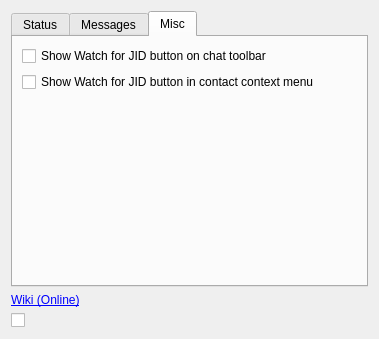
psi-im/plugins, file generic/watcherplugin/options.ui: the form before one commit.
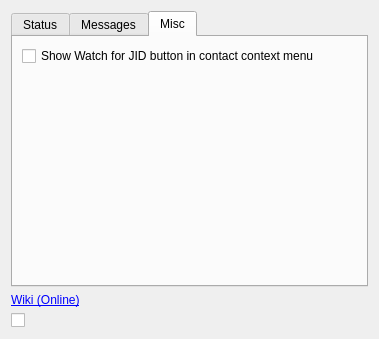
The form after the commit. The open tabs and pages were chosen to show the change. Custom widgets are drawn as their Qt base class.

Commit message:
[watcher] dropped show no chat toolbar option
Now there is a way to setup chat toolbar.
That option has no any sense anymore.

What changed in the file:
```diff
--- a/generic/watcherplugin/options.ui
+++ b/generic/watcherplugin/options.ui
@@ -169,13 +169,6 @@
        <string>Misc</string>
       </attribute>
       <layout class="QVBoxLayout" name="verticalLayout_5">
-       <item>
-        <widget class="QCheckBox" name="cb_showOnToolbar">
-         <property name="text">
-          <string>Show Watch for JID button on chat toolbar</string>
-         </property>
-        </widget>
-       </item>
        <item>
         <widget class="QCheckBox" name="cb_showInContext">
          <property name="text">
```
The commit also changes 2 other files.
